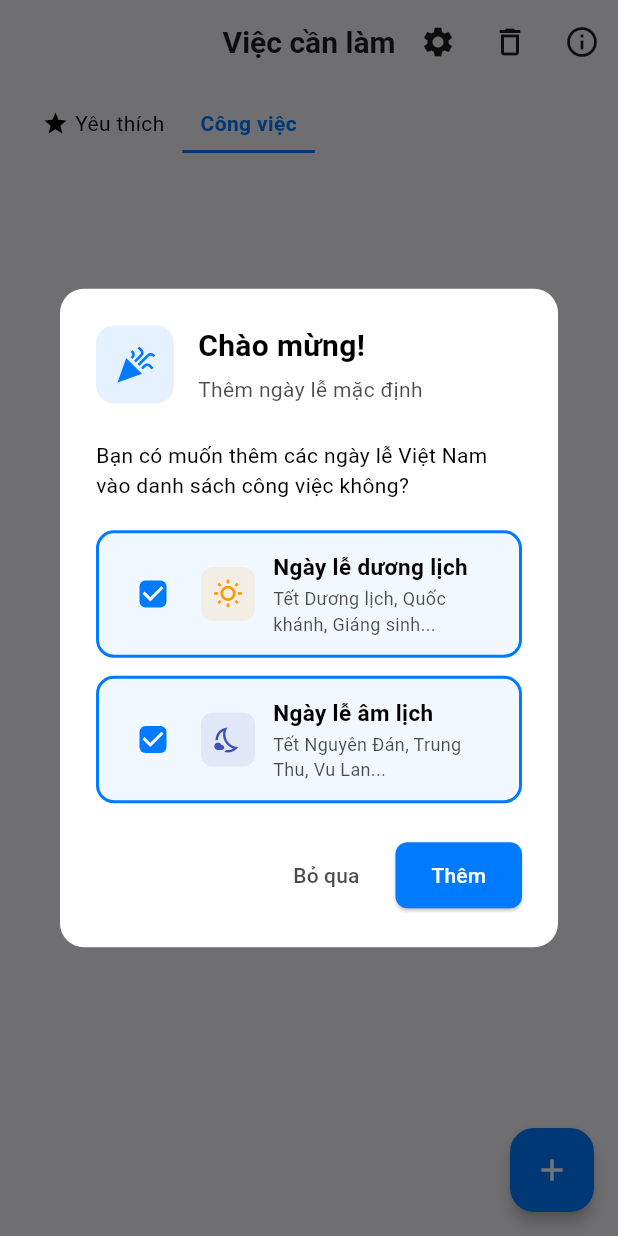
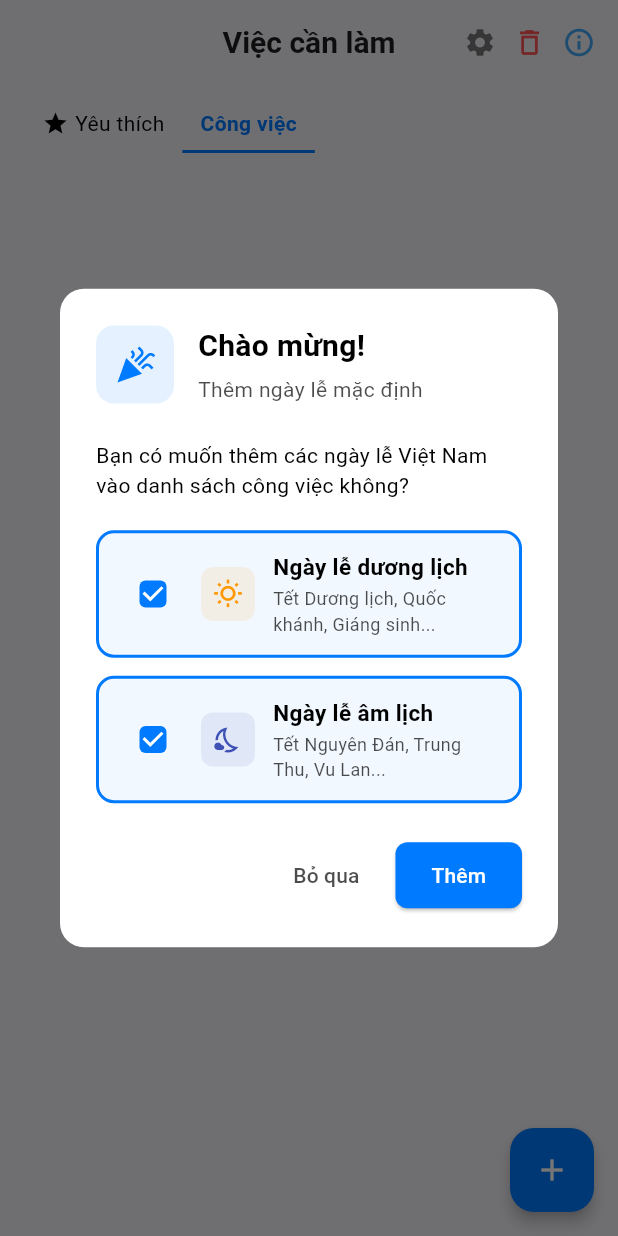
Before and after one commit to QuocNX/ToDoLichAm, a Flutter app: the screen it shows after launch, on a phone screen of 412 x 824 dp. Run offline on Flutter 3.47's test engine with Material 3 defaults, Android fonts, the phone set to English and light mode, and no system bars; our stand-ins replace file_picker, get, hive, hive_flutter, sentry_flutter, share_plus; missing offline and left inert: lunar; accounts and stored records are empty.

Commit message:
Update home_page.dart

```diff
--- a/lib/features/todo/presentation/pages/home_page.dart
+++ b/lib/features/todo/presentation/pages/home_page.dart
@@ -6,6 +6,7 @@ import 'package:todo_lich_am/features/todo/presentation/controllers/home_control
 import 'package:todo_lich_am/features/todo/presentation/widgets/task_item_widget.dart';
 import 'package:todo_lich_am/features/todo/presentation/widgets/date_group_header.dart';
 import 'package:todo_lich_am/routes/app_routes.dart';
+import 'package:todo_lich_am/common/widgets/delete_tasks_dialog.dart';
 
 /// Main home page displaying tasks grouped by date.
 class HomePage extends GetView<HomeController> {
@@ -24,22 +25,64 @@ class HomePage extends GetView<HomeController> {
           ),
         ),
         actions: [
-          IconButton(
-            icon: const Icon(Icons.settings),
-            tooltip: settings.locale.value == 'vi' ? 'Cài đặt' : 'Settings',
-            onPressed: () => Get.toNamed(AppRoutes.settings),
-          ),
-          IconButton(
-            icon: const Icon(Icons.delete_outline),
-            tooltip: settings.locale.value == 'vi'
-                ? 'Xóa tất cả'
-                : 'Delete all',
-            onPressed: () => _showDeleteAllDialog(context, settings),
-          ),
-          IconButton(
-            icon: const Icon(Icons.info_outline),
-            tooltip: settings.locale.value == 'vi' ? 'Thông tin' : 'About',
-            onPressed: () => Get.toNamed(AppRoutes.about),
+          Padding(
+            padding: const EdgeInsets.only(right: 12),
+            child: Row(
+              mainAxisSize: MainAxisSize.min,
+              children: [
+                Tooltip(
+                  message: settings.locale.value == 'vi'
+                      ? 'Cài đặt'
+                      : 'Settings',
+                  child: InkWell(
+                    onTap: () => Get.toNamed(AppRoutes.settings),
+                    borderRadius: BorderRadius.circular(20),
+                    child: Padding(
+                      padding: const EdgeInsets.all(3),
+                      child: Icon(
+                        Icons.settings,
+                        color: Colors.grey.shade600,
+                        size: 22,
+                      ),
+                    ),
+                  ),
+                ),
+                const SizedBox(width: 2),
+                Tooltip(
+                  message: settings.locale.value == 'vi' ? 'Xóa' : 'Delete',
+                  child: InkWell(
+                    onTap: () => _showDeleteAllDialog(context, settings),
+                    borderRadius: BorderRadius.circular(20),
+                    child: const Padding(
+                      padding: EdgeInsets.all(6),
+                      child: Icon(
+                        Icons.delete_outline,
+                        color: Colors.redAccent,
+                        size: 22,
+                      ),
+                    ),
+                  ),
+                ),
+                const SizedBox(width: 2),
+                Tooltip(
+                  message: settings.locale.value == 'vi'
+                      ? 'Thông tin'
+                      : 'About',
+                  child: InkWell(
+                    onTap: () => Get.toNamed(AppRoutes.about),
+                    borderRadius: BorderRadius.circular(20),
+                    child: Padding(
+                      padding: const EdgeInsets.all(3),
+                      child: Icon(
+                        Icons.info_outline,
+                        color: Colors.blue.shade400,
+                        size: 22,
+                      ),
+                    ),
+                  ),
+                ),
+              ],
+            ),
           ),
         ],
       ),
@@ -305,32 +348,14 @@ class HomePage extends GetView<HomeController> {
   }
 
   void _showDeleteAllDialog(BuildContext context, SettingsService settings) {
-    final isVi = settings.locale.value == 'vi';
-
-    showDialog(
-      context: context,
-      builder: (context) => AlertDialog(
-        title: Text(isVi ? 'Xóa tất cả công việc?' : 'Delete all tasks?'),
-        content: Text(
-          isVi
-              ? 'Bạn có chắc muốn xóa tất cả công việc? Hành động này không thể hoàn tác.'
-              : 'Are you sure you want to delete all tasks? This action cannot be undone.',
-        ),
-        actions: [
-          TextButton(
-            onPressed: () => Navigator.pop(context),
-            child: Text(isVi ? 'Hủy' : 'Cancel'),
-          ),
-          TextButton(
-            onPressed: () {
-              Navigator.pop(context);
-              controller.deleteAllTasks();
-            },
-            style: TextButton.styleFrom(foregroundColor: AppColors.error),
-            child: Text(isVi ? 'Xóa tất cả' : 'Delete all'),
-          ),
-        ],
-      ),
-    );
+    Get.dialog<Map<String, bool>>(const DeleteTasksDialog()).then((result) {
+      if (result != null) {
+        if (result['deleteAll'] == true) {
+          controller.deleteAllTasks();
+        } else if (result['deleteCompleted'] == true) {
+          controller.deleteCompletedTasks();
+        }
+      }
+    });
   }
 }
```
